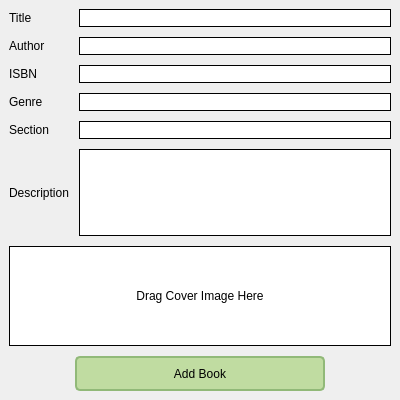
Mr-Beastman/CS106_A2, file viewAddBook.ui: the form before one commit.
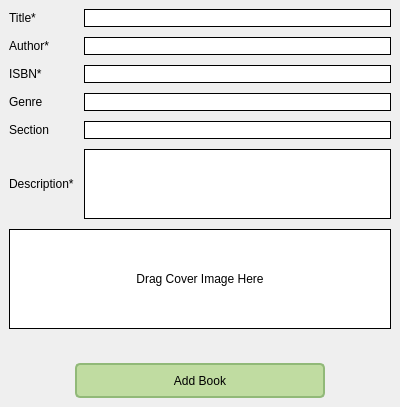
The form after the commit.

What changed in the file:
```diff
--- a/viewAddBook.ui
+++ b/viewAddBook.ui
@@ -101,7 +101,7 @@
 }</string>
            </property>
            <property name="text">
-            <string>Description</string>
+            <string>Description*</string>
            </property>
           </widget>
          </item>
@@ -125,7 +125,7 @@
 }</string>
            </property>
            <property name="text">
-            <string>Title</string>
+            <string>Title*</string>
            </property>
           </widget>
          </item>
@@ -138,7 +138,7 @@
 }</string>
            </property>
            <property name="text">
-            <string>Author</string>
+            <string>Author*</string>
            </property>
           </widget>
          </item>
@@ -151,7 +151,7 @@
 }</string>
            </property>
            <property name="text">
-            <string>ISBN</string>
+            <string>ISBN*</string>
            </property>
           </widget>
          </item>
@@ -259,6 +259,22 @@
          </property>
         </widget>
        </item>
+       <item>
+        <widget class="QLabel" name="errorLabel">
+         <property name="styleSheet">
+          <string notr="true">#errorLabel{
+	color: rgb(255, 0, 0);
+	font: 700 9pt &quot;Segoe UI&quot;;
+}</string>
+         </property>
+         <property name="text">
+          <string/>
+         </property>
+         <property name="alignment">
+          <set>Qt::AlignmentFlag::AlignCenter</set>
+         </property>
+        </widget>
+       </item>
        <item>
         <layout class="QHBoxLayout" name="buttonLayout">
          <item>
```
